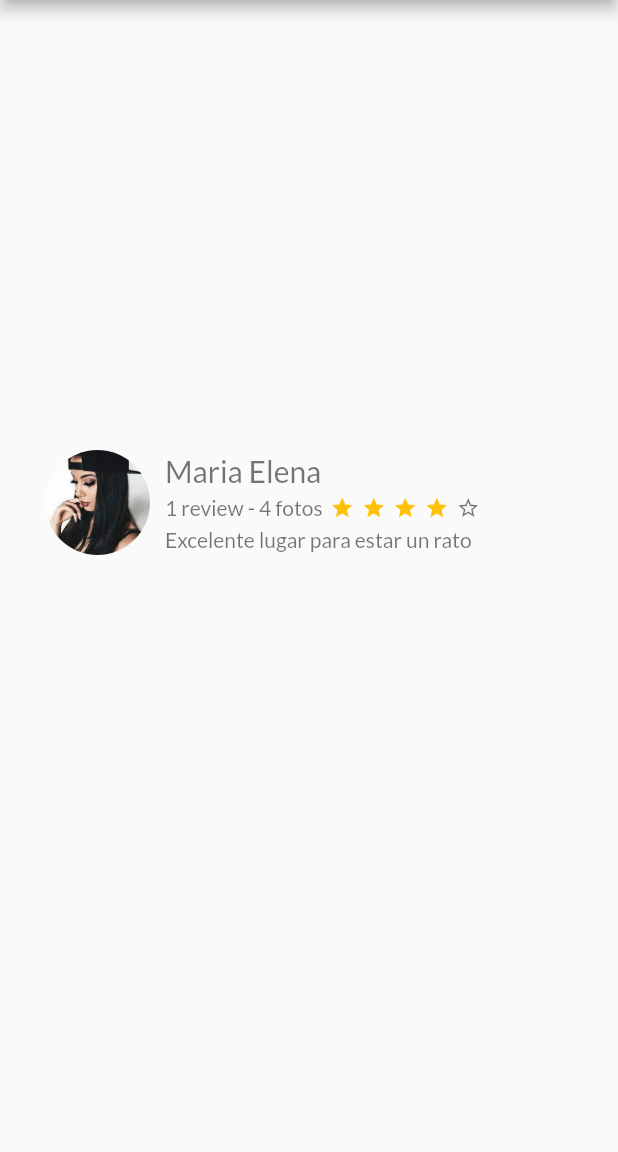
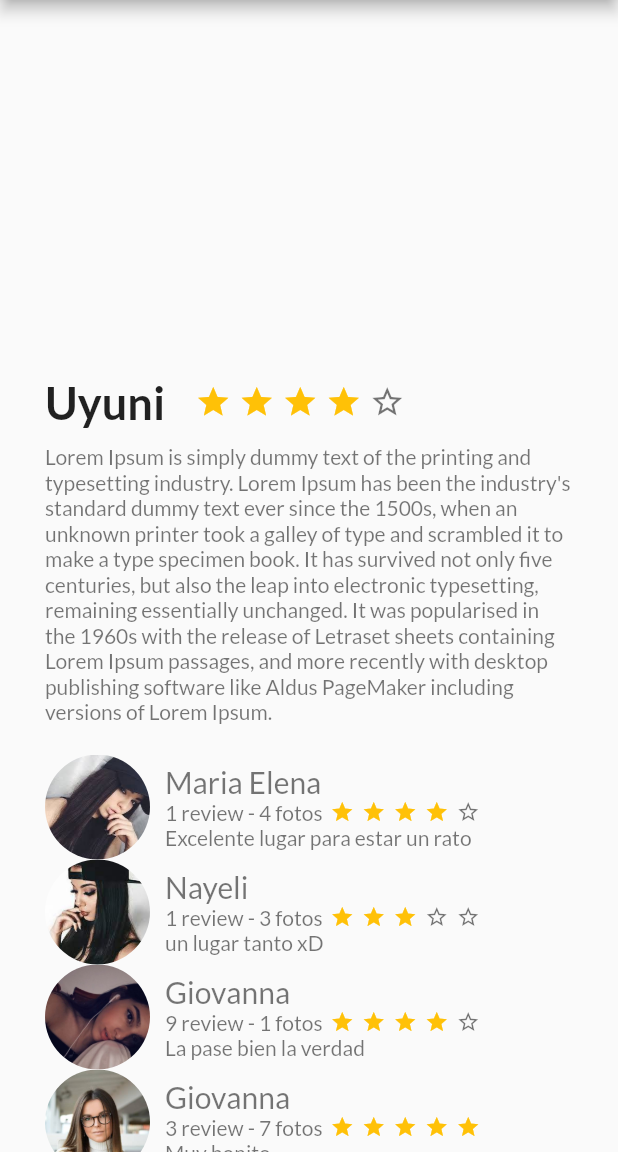
Before and after one commit to wowlegionomg/proyectoplaceparte1, a Flutter app: the screen it shows after launch, on a phone screen of 412 x 824 dp, the part 84-1236 px from its top. Run offline on Flutter 3.47's test engine with Material 2 defaults, Android fonts, the phone set to English and light mode, and no system bars; our stand-ins replace google_fonts.

Commit message:
Clase 2 (03/08/2021) Widget ListView

```diff
--- a/lib/home.dart
+++ b/lib/home.dart
@@ -1,6 +1,7 @@
 import 'package:flutter/cupertino.dart';
 import 'package:flutter/material.dart';
 import 'descripcion_place.dart';
+import 'review_list.dart';
 import 'review.dart';
 import 'dart:ui' as ui;
 import 'package:google_fonts/google_fonts.dart';
@@ -19,7 +20,22 @@ class MyHome extends StatelessWidget {
       margin: EdgeInsets.only(top: 300, left: 30, right: 30), //EdgeInsets.only
       height: 70,
       child:  Review("assets/images/personas/persona2.jpg","Maria Elena","1 review - 4 fotos",4,"Excelente lugar para estar un rato"),
-    ); //container
+    );
+
+    //reviewlist
+    final reviewList = Container(
+        margin: EdgeInsets.only(top: 20, left: 30, right: 30), //EdgeInsets.only
+        //height: 80,
+        child: ReviewList()
+    );
+
+    //Listview
+    final listview = ListView(
+      children:<Widget>[
+        descripcionPlace,
+        reviewList
+      ],
+    );
 
     //scafold
     return Scaffold(
@@ -28,9 +44,9 @@ class MyHome extends StatelessWidget {
         ), //appbar
         body: Stack(
           children: <Widget>[
-            review
-          ], //widget
-        ) //stack
-    ); //scafold
+            listview
+          ],
+        )
+    );
   }
 }
--- /dev/null
+++ b/lib/review_list.dart
@@ -0,0 +1,21 @@
+import 'package:flutter/cupertino.dart';
+import 'package:flutter/material.dart';
+import 'dart:ui' as ui;
+import 'package:google_fonts/google_fonts.dart';
+import 'review.dart';
+class ReviewList extends StatelessWidget {
+  @override
+  Widget build(BuildContext context) {
+    //review_list
+    final reviewList= Column (
+      children: <Widget>[
+        Review("assets/images/personas/persona1.jpg","Maria Elena","1 review - 4 fotos",4,"Excelente lugar para estar un rato"),
+        Review("assets/images/personas/persona2.jpg","Nayeli","1 review - 3 fotos",3,"un lugar tanto xD"),
+        Review("assets/images/personas/persona3.jpg","Giovanna","9 review - 1 fotos",4,"La pase bien la verdad"),
+        Review("assets/images/personas/persona4.jpg","Giovanna","3 review - 7 fotos",5,"Muy bonito"),
+        Review("assets/images/personas/persona5.jpg","Fabiola","6 review - 9 fotos",4,"nice par estar un rato"),
+      ], //widget []
+    );
+    return reviewList;
+  }
+}
--- a/pubspec.yaml
+++ b/pubspec.yaml
@@ -78,3 +78,7 @@ flutter:
   assets:
     - assets/images/personas/persona1.jpg
     - assets/images/personas/persona2.jpg
+    - assets/images/personas/persona3.jpg
+    - assets/images/personas/persona4.jpg
+    - assets/images/personas/persona5.jpg
+    - assets/images/personas/persona6.jpeg
```
Also changed, not shown: assets/images/personas/persona4.jpg (added), assets/images/personas/persona5.jpg (added), assets/images/personas/persona6.jpeg (added).
